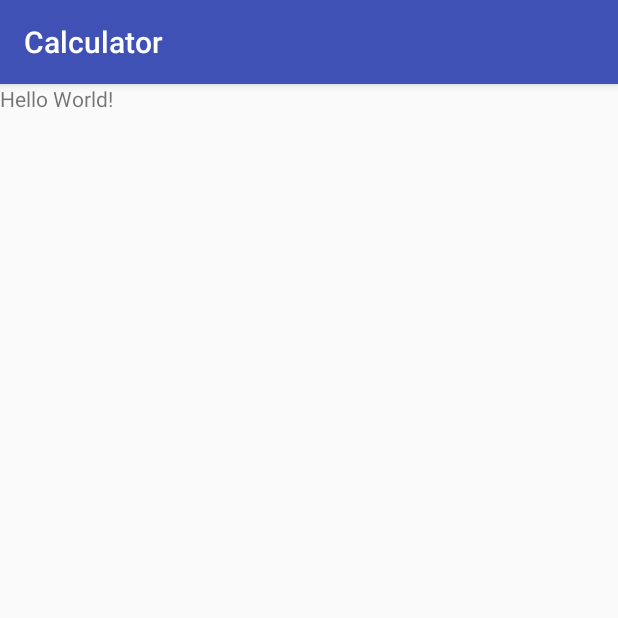
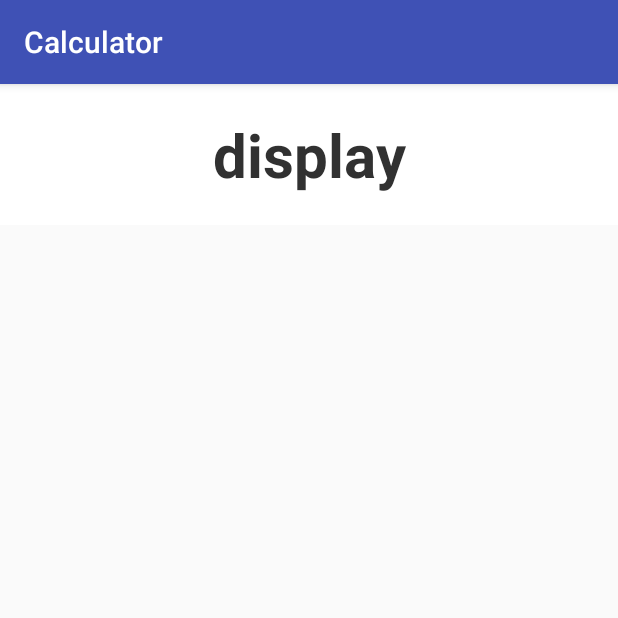
Before and after one commit to khadkarajesh/Calculator, an Android app: the screen it shows after launch (CalculatorActivity), on a phone screen of 412 x 824 dp, the top half of it. Run offline under Robolectric (Android 15) with nearby library versions, the phone set to English and light mode, and no system bars.

Commit message:
design display

```diff
--- a/app/src/main/res/layout/activity_calculator.xml
+++ b/app/src/main/res/layout/activity_calculator.xml
@@ -1,15 +1,15 @@
 <?xml version="1.0" encoding="utf-8"?>
-<android.support.constraint.ConstraintLayout xmlns:android="http://schemas.android.com/apk/res/android"
-    xmlns:app="http://schemas.android.com/apk/res-auto"
+<LinearLayout xmlns:android="http://schemas.android.com/apk/res/android"
     xmlns:tools="http://schemas.android.com/tools"
     android:layout_width="match_parent"
     android:layout_height="match_parent"
+    android:orientation="vertical"
     tools:context="com.crushcoder.calculator.CalculatorActivity">
 
-    <TextView
-        android:id="@+id/calculator_tv_display"
-        android:layout_width="wrap_content"
-        android:layout_height="wrap_content"
-        android:text="@string/greeting_message" />
+    <fragment
+        android:id="@+id/display_fragment"
+        android:name="com.crushcoder.calculator.DisplayFragment"
+        android:layout_width="match_parent"
+        android:layout_height="wrap_content" />
 
-</android.support.constraint.ConstraintLayout>
+</LinearLayout>
--- a/app/src/main/res/layout/fragment_display.xml
+++ b/app/src/main/res/layout/fragment_display.xml
@@ -2,6 +2,19 @@
 <EditText xmlns:android="http://schemas.android.com/apk/res/android"
     android:id="@+id/calculator_display"
     android:layout_width="match_parent"
-    android:layout_height="match_parent">
+    android:layout_height="wrap_content"
+    android:paddingTop="20dp"
+    android:paddingBottom="20dp"
+    android:gravity="center"
+    android:textSize="40sp"
+    android:textStyle="bold"
+    android:textColor="@color/nearly_black"
+    android:text="@string/default_display"
+    android:editable="false"
+    android:maxLength="10"
+    android:inputType="none"
+    android:focusable="false"
+    android:focusableInTouchMode="false"
+    android:background="@android:color/white">
 
 </EditText>
--- a/app/src/main/res/values/colors.xml
+++ b/app/src/main/res/values/colors.xml
@@ -3,4 +3,5 @@
     <color name="colorPrimary">#3F51B5</color>
     <color name="colorPrimaryDark">#303F9F</color>
     <color name="colorAccent">#FF4081</color>
+    <color name="nearly_black">#313131</color>
 </resources>
--- a/app/src/main/res/values/strings.xml
+++ b/app/src/main/res/values/strings.xml
@@ -1,4 +1,5 @@
 <resources>
     <string name="app_name">Calculator</string>
     <string name="greeting_message">Hello World!</string>
+    <string name="default_display">display</string>
 </resources>
```
Also changed, not shown: 2 other files.
